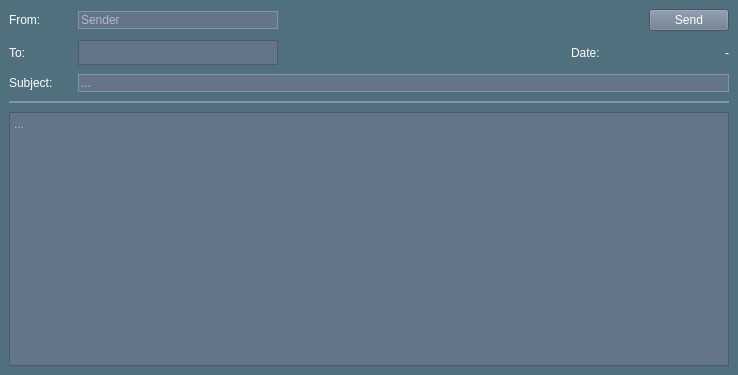
botorabi/Meet4Eat-Desktop, file src/app/gui/forms/widgetmailedit.ui: the form before one commit.
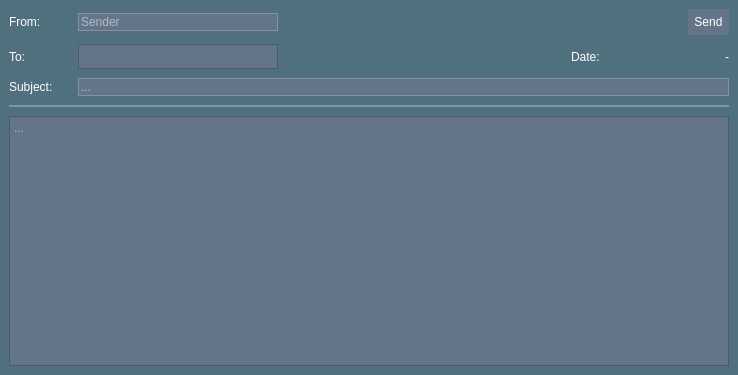
The form after the commit. Icons and pictures are not drawn.

What changed in the file:
```diff
--- a/src/app/gui/forms/widgetmailedit.ui
+++ b/src/app/gui/forms/widgetmailedit.ui
@@ -169,6 +169,13 @@
               <property name="focusPolicy">
                <enum>Qt::TabFocus</enum>
               </property>
+              <property name="styleSheet">
+               <string notr="true">QPushButton {
+  border-style: outset;
+  min-width: 4em;
+  padding: 6px;
+}</string>
+              </property>
               <property name="text">
                <string>Send</string>
               </property>
@@ -178,6 +185,9 @@
                 <height>32</height>
                </size>
               </property>
+              <property name="flat">
+               <bool>true</bool>
+              </property>
              </widget>
             </item>
            </layout>
```
Left out of the diff: 3 changed lines with no effect on the pictures.
